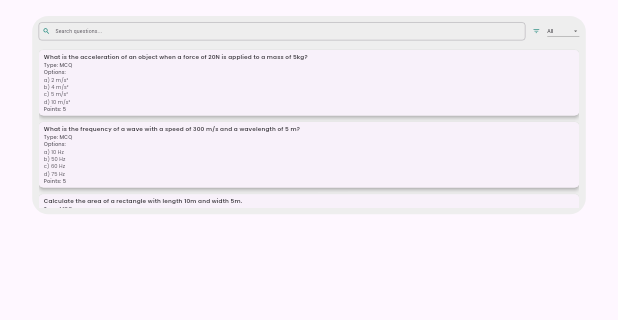
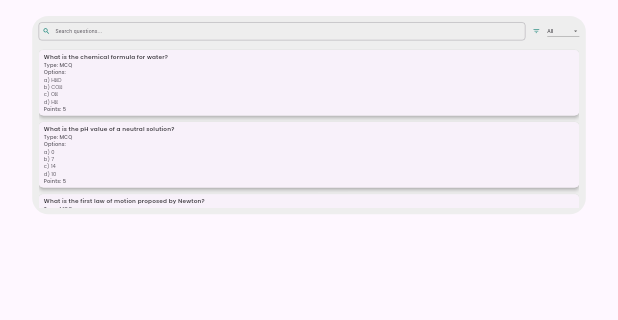
Before and after one commit to HareNTortoise/Parable-Mind, a Flutter app: the Questions screen opened by its route, on a phone screen of 412 x 824 dp, the part 53-373 px from its top. Run offline on Flutter 3.47's test engine with Material 3 defaults, Android fonts, the phone set to English and light mode, and no system bars; drawn by our look-alikes of auto_size_text; our stand-ins replace bloc, dio, dropdown_button2, equatable, flutter_expandable_fab, go_router and 3 more; missing offline and left inert: linked_scroll_controller.

Commit message:
Dummy data updated with mcqs and msqs in line with topics/subjects

```diff
--- a/sarasvant/lib/constants/dummy_data/assignments.dart
+++ b/sarasvant/lib/constants/dummy_data/assignments.dart
@@ -9,8 +9,8 @@ final List<Assignments> dummyAssignments = [
     createdAt: DateTime.parse('2025-04-05T15:39:26.609435'),
     points: 25,
     commentIds: ['901', '902'],
-    mcqIds: [],
-    msqIds: [],
+    mcqIds: ['mcq_3', 'mcq_4', 'mcq_10', 'mcq_11'],
+    msqIds: ['msq_1', 'msq_6'],
     natIds: [],
     subjectiveIds: [],
   ),
@@ -22,8 +22,8 @@ final List<Assignments> dummyAssignments = [
     createdAt: DateTime.parse('2025-04-05T15:39:26.609485'),
     points: 30,
     commentIds: ['903', '904'],
-    mcqIds: ['mcq_1', 'mcq_2'],
-    msqIds: [],
+    mcqIds: ['mcq_1', 'mcq_2', 'mcq_15', 'mcq_16'],
+    msqIds: ['msq_2', 'msq_7'],
     natIds: [],
     subjectiveIds: [],
   ),
@@ -35,8 +35,8 @@ final List<Assignments> dummyAssignments = [
     createdAt: DateTime.parse('2025-04-05T15:39:26.609497'),
     points: 35,
     commentIds: ['905', '906'],
-    mcqIds: [],
-    msqIds: ['msq_1', 'msq_2'],
+    mcqIds: ['mcq_5', 'mcq_12', 'mcq_13'],
+    msqIds: ['msq_3', 'msq_8'],
     natIds: [],
     subjectiveIds: [],
   ),
@@ -48,8 +48,8 @@ final List<Assignments> dummyAssignments = [
     createdAt: DateTime.parse('2025-04-05T15:39:26.609514'),
     points: 40,
     commentIds: ['907', '908'],
-    mcqIds: ['mcq_1', 'mcq_2'],
-    msqIds: [],
+    mcqIds: ['mcq_6', 'mcq_7', 'mcq_14'],
+    msqIds: ['msq_4', 'msq_9'],
     natIds: ['nat_1', 'nat_2'],
     subjectiveIds: [],
   ),
@@ -61,8 +61,8 @@ final List<Assignments> dummyAssignments = [
     createdAt: DateTime.parse('2025-04-05T15:39:26.609533'),
     points: 45,
     commentIds: ['909', '910', '911'],
-    mcqIds: [],
-    msqIds: [],
+    mcqIds: ['mcq_8', 'mcq_9', 'mcq_17', 'mcq_18'],
+    msqIds: ['msq_5', 'msq_10'],
     natIds: [],
     subjectiveIds: ['sub_1', 'sub_2'],
   ),
@@ -74,7 +74,7 @@ final List<Assignments> dummyAssignments = [
     createdAt: DateTime.parse('2025-04-05T15:39:26.609545'),
     points: 50,
     commentIds: ['912', '913'],
-    mcqIds: ['mcq_3', 'mcq_4'],
+    mcqIds: ['mcq_19'],
     msqIds: [],
     natIds: [],
     subjectiveIds: [],
@@ -87,7 +87,7 @@ final List<Assignments> dummyAssignments = [
     createdAt: DateTime.parse('2025-04-05T15:39:26.609555'),
     points: 55,
     commentIds: ['914', '915'],
-    mcqIds: [],
+    mcqIds: ['mcq_5', 'mcq_20'],
     msqIds: ['msq_3', 'msq_4'],
     natIds: [],
     subjectiveIds: [],
--- a/sarasvant/lib/constants/dummy_data/questions/mcq.dart
+++ b/sarasvant/lib/constants/dummy_data/questions/mcq.dart
@@ -4,46 +4,182 @@ final List<MCQ> dummyMCQs = [
   MCQ(
     id: 'mcq_1',
     bankId: '202',
-    question: 'What is the acceleration of an object when a force of 20N is applied to a mass of 5kg?',
+    question: 'What is the chemical formula for water?',
     variableIds: [],
     points: 5,
-    options: ['2 m/s²', '4 m/s²', '5 m/s²', '10 m/s²'],
-    answerIndex: 1,
+    options: ['H₂O', 'CO₂', 'O₂', 'H₂'],
+    answerIndex: 0,
   ),
   MCQ(
     id: 'mcq_2',
     bankId: '202',
-    question: 'What is the frequency of a wave with a speed of 300 m/s and a wavelength of 5 m?',
+    question: 'What is the pH value of a neutral solution?',
     variableIds: [],
     points: 5,
-    options: ['10 Hz', '50 Hz', '60 Hz', '75 Hz'],
-    answerIndex: 2,
+    options: ['0', '7', '14', '10'],
+    answerIndex: 1,
   ),
   MCQ(
     id: 'mcq_3',
-    bankId: '206',
-    question: 'Calculate the area of a rectangle with length 10m and width 5m.',
+    bankId: '201',
+    question: 'What is the first law of motion proposed by Newton?',
     variableIds: [],
     points: 5,
-    options: ['50 m²', '100 m²', '200 m²', '300 m²'],
+    options: ['Law of Inertia', 'Law of Acceleration', 'Law of Action-Reaction', 'Law of Gravitation'],
     answerIndex: 0,
   ),
   MCQ(
     id: 'mcq_4',
-    bankId: '206',
-    question: 'What is the potential energy of a 10kg object lifted to a height of 5m? (g = 9.8 m/s²)',
+    bankId: '201',
+    question: 'What is the unit of force in the International System of Units (SI)?',
     variableIds: [],
-    points: 6,
-    options: ['490 J', '980 J', '1960 J', '2940 J'],
+    points: 5,
+    options: ['Newton', 'Joule', 'Watt', 'Pascal'],
     answerIndex: 0,
   ),
   MCQ(
     id: 'mcq_5',
+    bankId: '203',
+    question: 'What is the solution to the equation 2x + 3 = 7?',
+    variableIds: [],
+    points: 5,
+    options: ['x = 1', 'x = 2', 'x = 3', 'x = 4'],
+    answerIndex: 1,
+  ),
+  // The rest of the MCQs remain unchanged
+  MCQ(
+    id: 'mcq_6',
+    bankId: '204',
+    question: 'Which organelle is known as the powerhouse of the cell?',
+    variableIds: [],
+    points: 5,
+    options: ['Nucleus', 'Mitochondria', 'Ribosome', 'Endoplasmic Reticulum'],
+    answerIndex: 1,
+  ),
+  MCQ(
+    id: 'mcq_7',
+    bankId: '204',
+    question: 'What is the main function of the cell membrane?',
+    variableIds: [],
+    points: 5,
+    options: ['Protein synthesis', 'Energy production', 'Regulating the movement of substances in and out of the cell', 'DNA replication'],
+    answerIndex: 2,
+  ),
+  MCQ(
+    id: 'mcq_8',
+    bankId: '205',
+    question: 'Who was the Prime Minister of the United Kingdom during most of World War II?',
+    variableIds: [],
+    points: 5,
+    options: ['Winston Churchill', 'Neville Chamberlain', 'Clement Attlee', 'Anthony Eden'],
+    answerIndex: 0,
+  ),
+  MCQ(
+    id: 'mcq_9',
+    bankId: '205',
+    question: 'Which event marked the beginning of World War II?',
+    variableIds: [],
+    points: 5,
+    options: ['The invasion of Poland', 'The attack on Pearl Harbor', 'The Battle of Britain', 'The signing of the Treaty of Versailles'],
+    answerIndex: 0,
+  ),
+  MCQ(
+    id: 'mcq_10',
+    bankId: '201',
+    question: 'What is the first law of motion proposed by Newton?',
+    variableIds: [],
+    points: 5,
+    options: ['Law of Inertia', 'Law of Acceleration', 'Law of Action-Reaction', 'Law of Gravitation'],
+    answerIndex: 0,
+  ),
+  MCQ(
+    id: 'mcq_11',
+    bankId: '201',
+    question: 'What is the unit of force in the International System of Units (SI)?',
+    variableIds: [],
+    points: 5,
+    options: ['Newton', 'Joule', 'Watt', 'Pascal'],
+    answerIndex: 0,
+  ),
+  MCQ(
+    id: 'mcq_12',
+    bankId: '203',
+    question: 'What is the solution to the equation 2x + 3 = 7?',
+    variableIds: [],
+    points: 5,
+    options: ['x = 1', 'x = 2', 'x = 3', 'x = 4'],
+    answerIndex: 1,
+  ),
+  MCQ(
+    id: 'mcq_13',
+    bankId: '203',
+    question: 'What is the value of x in the equation x² - 4 = 0?',
+    variableIds: [],
+    points: 5,
+    options: ['x = 2', 'x = -2', 'x = ±2', 'x = 0'],
+    answerIndex: 2,
+  ),
+  MCQ(
+    id: 'mcq_14',
+    bankId: '204',
+    question: 'What is the function of ribosomes in a cell?',
+    variableIds: [],
+    points: 5,
+    options: ['Protein synthesis', 'Energy production', 'DNA replication', 'Cell division'],
+    answerIndex: 0,
+  ),
+  MCQ(
+    id: 'mcq_15',
+    bankId: '202',
+    question: 'What is the chemical formula for water?',
+    variableIds: [],
+    points: 5,
+    options: ['H₂O', 'CO₂', 'O₂', 'H₂'],
+    answerIndex: 0,
+  ),
+  MCQ(
+    id: 'mcq_16',
+    bankId: '202',
+    question: 'What is the pH value of a neutral solution?',
+    variableIds: [],
+    points: 5,
+    options: ['0', '7', '14', '10'],
+    answerIndex: 1,
+  ),
+  MCQ(
+    id: 'mcq_17',
+    bankId: '205',
+    question: 'Which country was the first to declare war in World War I?',
+    variableIds: [],
+    points: 5,
+    options: ['Germany', 'Austria-Hungary', 'France', 'Russia'],
+    answerIndex: 1,
+  ),
+  MCQ(
+    id: 'mcq_18',
+    bankId: '205',
+    question: 'What was the main cause of the Russian Revolution of 1917?',
+    variableIds: [],
+    points: 5,
+    options: ['Economic hardship', 'Political repression', 'Military defeat', 'All of the above'],
+    answerIndex: 3,
+  ),
+  MCQ(
+    id: 'mcq_19',
+    bankId: '206',
+    question: 'What is the Heisenberg Uncertainty Principle?',
+    variableIds: [],
+    points: 5,
+    options: ['It is impossible to know both the position and momentum of a particle simultaneously', 'Energy is quantized', 'Light behaves as both a particle and a wave', 'Electrons orbit the nucleus in fixed paths'],
+    answerIndex: 0,
+  ),
+  MCQ(
+    id: 'mcq_20',
     bankId: '207',
-    question: 'What is the volume of a cylinder with radius 2m and height 10m? (Use π = 3.14)',
+    question: 'What is the speed of light in a vacuum?',
     variableIds: [],
-    points: 6,
-    options: ['125.6 m³', '314 m³', '502.4 m³', '628 m³'],
+    points: 5,
+    options: ['3 x 10⁸ m/s', '3 x 10⁶ m/s', '3 x 10⁴ m/s', '3 x 10² m/s'],
     answerIndex: 0,
   ),
 ];
--- a/sarasvant/lib/constants/dummy_data/questions/msq.dart
+++ b/sarasvant/lib/constants/dummy_data/questions/msq.dart
@@ -4,16 +4,7 @@ final List<MSQ> dummyMSQs = [
   MSQ(
     id: 'msq_1',
     bankId: '201',
-    question: 'Which of the following are prime numbers?',
-    variableIds: [],
-    points: 5,
-    options: ['2', '4', '7', '9'],
-    answerIndices: [0, 2],
-  ),
-  MSQ(
-    id: 'msq_2',
-    bankId: '202',
-    question: 'Select all the Newton’s Laws of Motion.',
+    question: 'Which of the following are Newton\'s Laws of Motion?',
     variableIds: [],
     points: 6,
     options: [
@@ -25,30 +16,104 @@ final List<MSQ> dummyMSQs = [
     answerIndices: [0, 1, 2],
   ),
   MSQ(
+    id: 'msq_2',
+    bankId: '202',
+    question: 'Which of the following are types of chemical reactions?',
+    variableIds: [],
+    points: 6,
+    options: [
+      'Synthesis',
+      'Decomposition',
+      'Single replacement',
+      'Double replacement',
+    ],
+    answerIndices: [0, 1, 2, 3],
+  ),
+  MSQ(
     id: 'msq_3',
     bankId: '203',
-    question: 'Which of the following programming languages are statically typed?',
+    question: 'Which of the following are algebraic expressions?',
     variableIds: [],
     points: 5,
-    options: ['Java', 'Python', 'C++', 'Ruby'],
-    answerIndices: [0, 2],
+    options: ['2x + 3', 'x² - 4', '3y + 2z', '5'],
+    answerIndices: [0, 1, 2],
   ),
   MSQ(
     id: 'msq_4',
     bankId: '204',
-    question: 'Identify the renewable sources of energy.',
+    question: 'Which of the following are parts of a cell?',
     variableIds: [],
     points: 4,
-    options: ['Solar', 'Wind', 'Coal', 'Natural Gas'],
-    answerIndices: [0, 1],
+    options: ['Nucleus', 'Mitochondria', 'Ribosome', 'Chloroplast'],
+    answerIndices: [0, 1, 2, 3],
   ),
   MSQ(
     id: 'msq_5',
     bankId: '205',
-    question: 'Which of the following are considered acids in chemistry?',
+    question: 'Which of the following were major events in World War II?',
     variableIds: [],
     points: 6,
-    options: ['HCl', 'NaOH', 'CH3COOH', 'KOH'],
-    answerIndices: [0, 2],
+    options: [
+      'Invasion of Poland',
+      'Attack on Pearl Harbor',
+      'D-Day',
+      'Hiroshima and Nagasaki bombings',
+    ],
+    answerIndices: [0, 1, 2, 3],
+  ),
+  MSQ(
+    id: 'msq_6',
+    bankId: '201',
+    question: 'Which of the following are fundamental forces in physics?',
+    variableIds: [],
+    points: 5,
+    options: [
+      'Gravitational force',
+      'Electromagnetic force',
+      'Strong nuclear force',
+      'Weak nuclear force',
+    ],
+    answerIndices: [0, 1, 2, 3],
+  ),
+  MSQ(
+    id: 'msq_7',
+    bankId: '202',
+    question: 'Which of the following are states of matter?',
+    variableIds: [],
+    points: 4,
+    options: ['Solid', 'Liquid', 'Gas', 'Plasma'],
+    answerIndices: [0, 1, 2, 3],
+  ),
+  MSQ(
+    id: 'msq_8',
+    bankId: '203',
+    question: 'Which of the following are prime numbers?',
+    variableIds: [],
+    points: 5,
+    options: ['2', '3', '5', '9'],
+    answerIndices: [0, 1, 2],
+  ),
+  MSQ(
+    id: 'msq_9',
+    bankId: '204',
+    question: 'Which of the following are types of tissues in the human body?',
+    variableIds: [],
+    points: 5,
+    options: ['Epithelial', 'Connective', 'Muscle', 'Nervous'],
+    answerIndices: [0, 1, 2, 3],
+  ),
+  MSQ(
+    id: 'msq_10',
+    bankId: '205',
+    question: 'Which of the following were causes of World War I?',
+    variableIds: [],
+    points: 6,
+    options: [
+      'Assassination of Archduke Franz Ferdinand',
+      'Militarism',
+      'Alliances',
+      'Imperialism',
+    ],
+    answerIndices: [0, 1, 2, 3],
   ),
 ];
```
